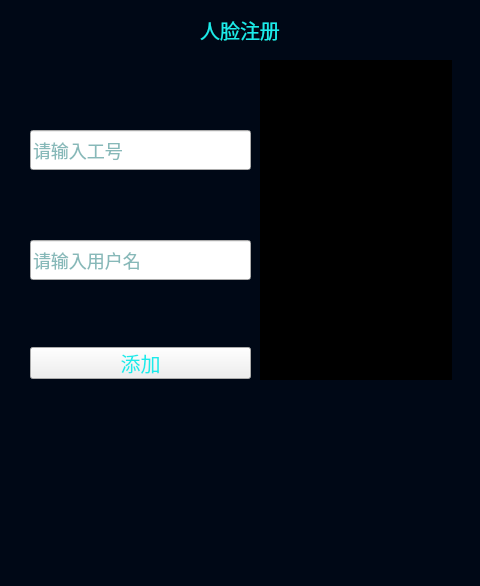
Above: ui/register/registerpage.ui from ChaoII/fram-qt before the change. Below: the same form after it.
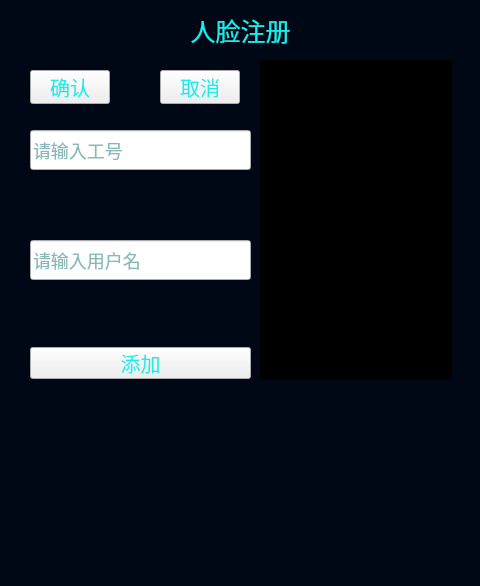
That is the form after the change. Icons and pictures are not drawn.

Diff of the .ui file:
```diff
--- a/ui/register/registerpage.ui
+++ b/ui/register/registerpage.ui
@@ -28,23 +28,36 @@
 	color:rgb(255,255,255);
 }
 #pic_cover{
-	border-image: url(:/image/注册摄像头界面240x360.png);
+	border-image: url(:/image/preview.png);
 }
 
 #bar_cover{
 color:rgb(28,235,235);
+font-size:25px;
+padding-bottom:7px;
+border-image:url(:/image/title.png);
+}
+
+
+#pb_add{
+color:rgb(28,235,235);
 font-size:20px;
-border-image:url(:/image/上部标题栏480X24.png);
+border-image:url(:/image/add.png);
 }
-
-
 #pb_ensure{
 color:rgb(28,235,235);
 font-size:20px;
-border-image:url(:/image/添加按钮.png);
+border-image:url(:/image/ensurebutton.png);
 }
+#pb_cancel{
+color:rgb(28,235,235);
+font-size:20px;
+border-image:url(:/image/ensurebutton.png);
+}
+
+
 .QLineEdit{
-border-image:url(:/image/用户名样式.png);
+border-image:url(:/image/input.png);
 color:rgb(16,115,115);
 font-size:18px;
 }</string>
@@ -138,7 +151,7 @@
     <string>请输入用户名</string>
    </property>
   </widget>
-  <widget class="QPushButton" name="pb_ensure">
+  <widget class="QPushButton" name="pb_add">
    <property name="geometry">
     <rect>
      <x>30</x>
@@ -164,9 +177,9 @@
    <property name="geometry">
     <rect>
      <x>0</x>
-     <y>0</y>
-     <width>480</width>
-     <height>60</height>
+     <y>10</y>
+     <width>481</width>
+     <height>47</height>
     </rect>
    </property>
    <property name="text">
@@ -176,13 +189,41 @@
     <set>Qt::AlignCenter</set>
    </property>
   </widget>
+  <widget class="QPushButton" name="pb_ensure">
+   <property name="geometry">
+    <rect>
+     <x>30</x>
+     <y>70</y>
+     <width>80</width>
+     <height>34</height>
+    </rect>
+   </property>
+   <property name="text">
+    <string>确认</string>
+   </property>
+  </widget>
+  <widget class="QPushButton" name="pb_cancel">
+   <property name="geometry">
+    <rect>
+     <x>160</x>
+     <y>70</y>
+     <width>80</width>
+     <height>34</height>
+    </rect>
+   </property>
+   <property name="text">
+    <string>取消</string>
+   </property>
+  </widget>
   <zorder>lb_picture</zorder>
   <zorder>lw_icon</zorder>
   <zorder>pic_cover</zorder>
   <zorder>le_staffno</zorder>
   <zorder>le_name</zorder>
-  <zorder>pb_ensure</zorder>
+  <zorder>pb_add</zorder>
   <zorder>bar_cover</zorder>
+  <zorder>pb_ensure</zorder>
+  <zorder>pb_cancel</zorder>
  </widget>
  <resources/>
  <connections/>
```
